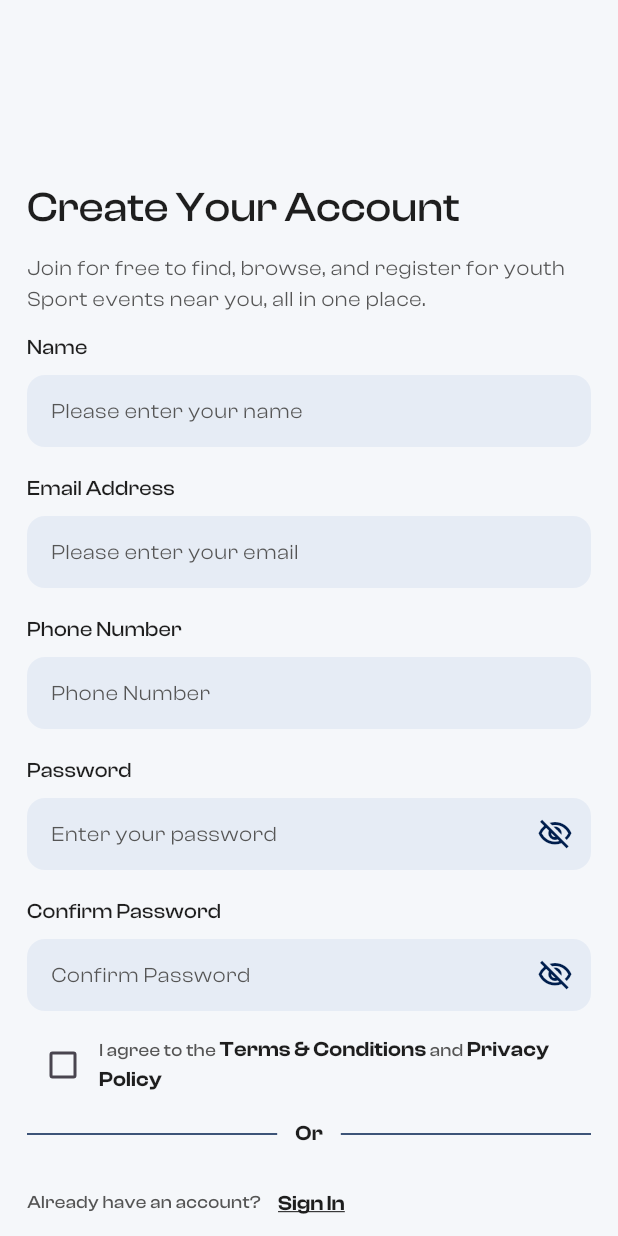
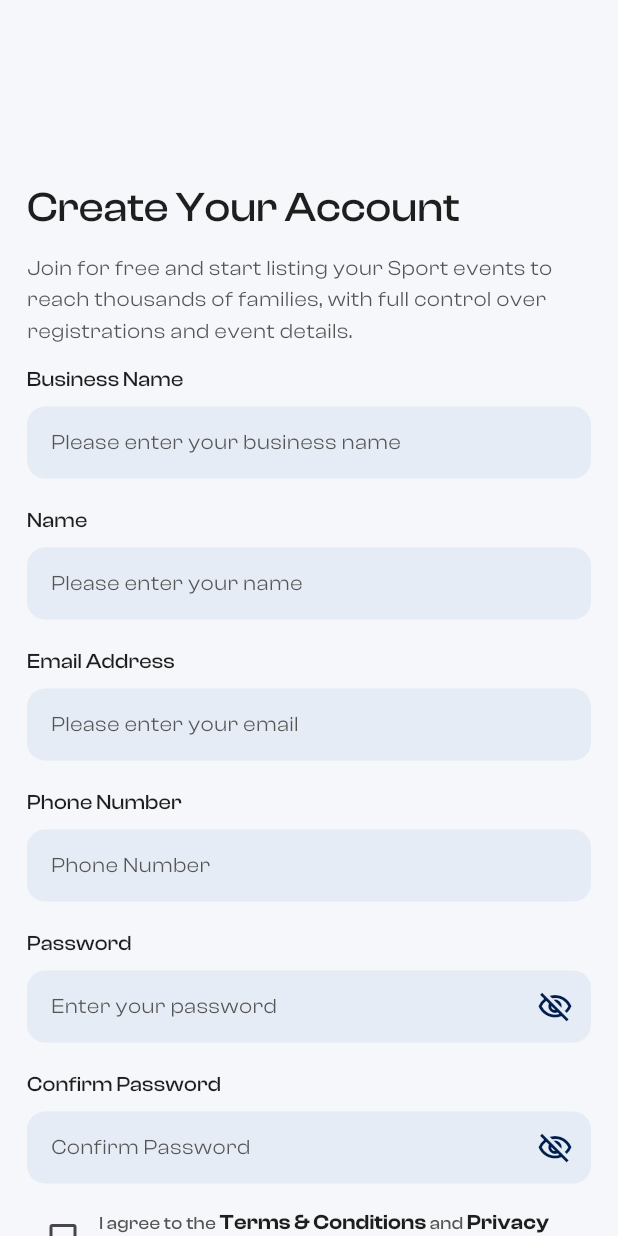
Before and after one commit to srabon-dev/event_listing_app, a Flutter app: the SignUpScreen screen opened by its route, on a phone screen of 412 x 824 dp. Run offline on Flutter 3.47's test engine with Material 3 defaults, Android fonts, the phone set to English and light mode, and no system bars; our stand-ins replace bloc, cached_network_image, dartz, dio, dropdown_button2, equatable and 15 more; missing offline and left inert: flutter_easy_faq, flutter_quill; accounts and stored records are empty.

Commit message:
some UI fixed

```diff
--- a/lib/features/auth/presentation/screens/auth_role_pick_screen.dart
+++ b/lib/features/auth/presentation/screens/auth_role_pick_screen.dart
@@ -67,7 +67,7 @@ class _AuthRolePickScreenState extends State<AuthRolePickScreen> {
                           spacing: 12,
                           children: [
                             Assets.images.listEvent.image(),
-                            Text(context.loc.find_events, style: context.titleLarge,)
+                            Text(context.loc.list_events, style: context.titleLarge,)
                           ],
                         ),
                       ),
--- a/lib/features/auth/presentation/screens/sign_up_screen.dart
+++ b/lib/features/auth/presentation/screens/sign_up_screen.dart
@@ -13,6 +13,7 @@ class SignUpScreen extends StatefulWidget {
 }
 
 class _SignUpScreenState extends State<SignUpScreen> {
+  final businessName = TextEditingController(text: kDebugMode ? "Test" : "");
   final name = TextEditingController(text: kDebugMode ? "Test" : "");
   final email = TextEditingController(text: kDebugMode ? "rv@yopmail.com" : "");
   final phone = TextEditingController();
@@ -23,6 +24,7 @@ class _SignUpScreenState extends State<SignUpScreen> {
 
   @override
   void dispose() {
+    businessName.dispose();
     name.dispose();
     email.dispose();
     phone.dispose();
@@ -51,13 +53,15 @@ class _SignUpScreenState extends State<SignUpScreen> {
                   style: context.headlineMedium.copyWith(fontWeight: FontWeight.w500),
                 ),
                 Text(
-                  context.loc.join_for_free,
+                  widget.isUser?context.loc.join_for_free: context.loc.join_for_free_and_start,
                   style: context.bodyLarge.copyWith(
                     fontWeight: FontWeight.w400,
                     color: AppColors.secondaryText,
                   ),
                 ),
                 AuthSignUpUiWidget(
+                  isUser: widget.isUser,
+                  businessName: businessName,
                   name: name,
                   email: email,
                   phone: phone,
--- a/lib/features/auth/presentation/widgets/auth_sign_up_ui_widget.dart
+++ b/lib/features/auth/presentation/widgets/auth_sign_up_ui_widget.dart
@@ -3,13 +3,17 @@ import '../../../../app_export.dart';
 class AuthSignUpUiWidget extends StatelessWidget {
   const AuthSignUpUiWidget({
     super.key,
+    required this.isUser,
     required this.name,
+    required this.businessName,
     required this.email,
     required this.phone,
     required this.password,
     required this.confirmPassword,
   });
 
+  final bool isUser;
+  final TextEditingController businessName;
   final TextEditingController name;
   final TextEditingController email;
   final TextEditingController phone;
@@ -21,6 +25,14 @@ class AuthSignUpUiWidget extends StatelessWidget {
     return Column(
       spacing: 18,
       children: [
+        if(!isUser)
+          CustomTextField(
+            title: context.loc.businessName,
+            hintText: context.loc.pleaseEnterYourBusinessName,
+            keyboardType: TextInputType.name,
+            controller: businessName,
+            validator: TextFieldValidator.name(context),
+          ),
         CustomTextField(
           title: context.loc.name,
           hintText: context.loc.pleaseEnterYourName,
--- a/lib/features/privacy/presentation/screens/privacy_policy.dart
+++ b/lib/features/privacy/presentation/screens/privacy_policy.dart
@@ -31,6 +31,7 @@ class _PrivacyView extends StatelessWidget {
       body: BlocBuilder<PrivacyCubit, PrivacyState>(
         builder: (context, state) {
           if (state is OtherPrivacyState) {
+            AppLogger.log(state.status);
             switch (state.status) {
               case ApiStatus.loading:
                 return const LoadingWidget(color: AppColors.black,);
--- a/lib/localization/gen_l10n/app_localizations.dart
+++ b/lib/localization/gen_l10n/app_localizations.dart
@@ -565,6 +565,12 @@ abstract class AppLocalizations {
   /// In en, this message translates to:
   /// **'Please enter your name'**
   String get pleaseEnterYourName;
+
+  /// No description provided for @pleaseEnterYourBusinessName.
+  ///
+  /// In en, this message translates to:
+  /// **'Please enter your business name'**
+  String get pleaseEnterYourBusinessName;
 
   /// No description provided for @continueText.
   ///
@@ -1279,6 +1285,24 @@ abstract class AppLocalizations {
   /// In en, this message translates to:
   /// **'Enter Zip Code'**
   String get enterZipCode;
+
+  /// No description provided for @businessName.
+  ///
+  /// In en, this message translates to:
+  /// **'Business Name'**
+  String get businessName;
+
+  /// No description provided for @join_for_free_and_start.
+  ///
+  /// In en, this message translates to:
+  /// **'Join for free and start listing your Sport events to reach thousands of families, with full control over registrations and event details.'**
+  String get join_for_free_and_start;
+
+  /// No description provided for @createYourAccount.
+  ///
+  /// In en, this message translates to:
+  /// **'Create Your Account'**
+  String get createYourAccount;
 }
 
 class _AppLocalizationsDelegate
--- a/lib/localization/gen_l10n/app_localizations_bn.dart
+++ b/lib/localization/gen_l10n/app_localizations_bn.dart
@@ -261,6 +261,9 @@ class AppLocalizationsBn extends AppLocalizations {
 
   @override
   String get pleaseEnterYourName => 'অনুগ্রহ করে আপনার নাম লিখুন';
+
+  @override
+  String get pleaseEnterYourBusinessName => 'Please enter your business name';
 
   @override
   String get continueText => 'চালিয়ে যান';
@@ -625,4 +628,14 @@ class AppLocalizationsBn extends AppLocalizations {
 
   @override
   String get enterZipCode => 'Enter Zip Code';
+
+  @override
+  String get businessName => 'Business Name';
+
+  @override
+  String get join_for_free_and_start =>
+      'Join for free and start listing your Sport events to reach thousands of families, with full control over registrations and event details.';
+
+  @override
+  String get createYourAccount => 'Create Your Account';
 }
--- a/lib/localization/gen_l10n/app_localizations_en.dart
+++ b/lib/localization/gen_l10n/app_localizations_en.dart
@@ -261,6 +261,9 @@ class AppLocalizationsEn extends AppLocalizations {
 
   @override
   String get pleaseEnterYourName => 'Please enter your name';
+
+  @override
+  String get pleaseEnterYourBusinessName => 'Please enter your business name';
 
   @override
   String get continueText => 'Continue';
@@ -626,4 +629,14 @@ class AppLocalizationsEn extends AppLocalizations {
 
   @override
   String get enterZipCode => 'Enter Zip Code';
+
+  @override
+  String get businessName => 'Business Name';
+
+  @override
+  String get join_for_free_and_start =>
+      'Join for free and start listing your Sport events to reach thousands of families, with full control over registrations and event details.';
+
+  @override
+  String get createYourAccount => 'Create Your Account';
 }
--- a/lib/localization/l10n/app_en.arb
+++ b/lib/localization/l10n/app_en.arb
@@ -92,6 +92,7 @@
   "name": "Name",
   "nameIsRequired": "Name is required",
   "pleaseEnterYourName": "Please enter your name",
+  "pleaseEnterYourBusinessName": "Please enter your business name",
   "continueText": "Continue",
   "alreadyHaveAnAccount": "Already have an account?",
   "signIn": "Sign In",
@@ -216,5 +217,9 @@
   "selectAgeGroup": "Select Age Group",
   "enterCityState": "Enter City / State",
   "enterLocationNameVenue": "Enter Location Name / Venue",
-  "enterZipCode": "Enter Zip Code"
+  "enterZipCode": "Enter Zip Code",
+
+  "businessName": "Business Name",
+  "join_for_free_and_start": "Join for free and start listing your Sport events to reach thousands of families, with full control over registrations and event details.",
+  "createYourAccount": "Create Your Account"
 }
```
Also changed, not shown: lib/features/about/cubit/about_us_cubit.dart (+7 -2 lines), lib/features/privacy/cubit/privacy_cubit.dart (+13 -4 lines), lib/features/terms/cubit/terms_cubit.dart (+7 -2 lines), lib/helper/date_converter/date_converter.dart (+4 -3 lines), 1 other file.
